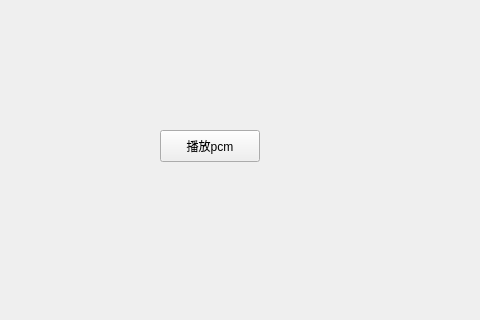
The window that 11_sdl_play_pcm/mainwindow.ui (MrQiuHaHa/Audio-Video-Qt-dev) describes before a commit, drawn with Qt 5; both pictures show x 0 to 480 and y 0 to 320 of the 800 by 600 pixel window.
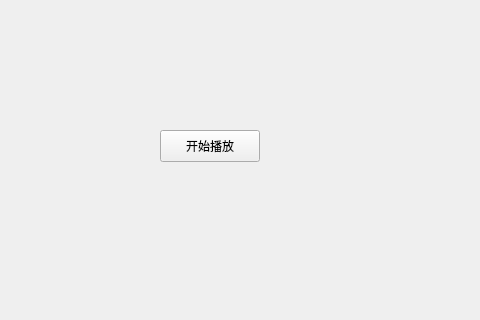
The same window after the commit.

What changed in the file:
```diff
--- a/11_sdl_play_pcm/mainwindow.ui
+++ b/11_sdl_play_pcm/mainwindow.ui
@@ -24,7 +24,7 @@
      </rect>
     </property>
     <property name="text">
-     <string>播放pcm</string>
+     <string>开始播放</string>
     </property>
    </widget>
   </widget>
```
